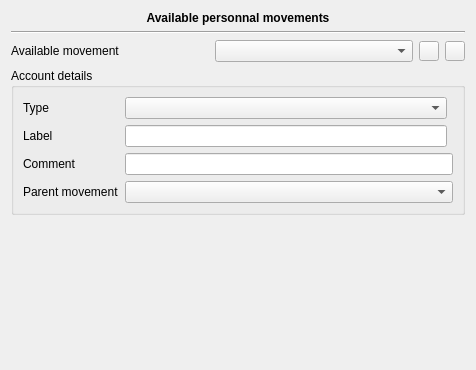
Before: the Qt Designer form plugins/accountplugin/preferences/availablemovementpage.ui in FreeHealth/freehealth, drawn with Qt 5.
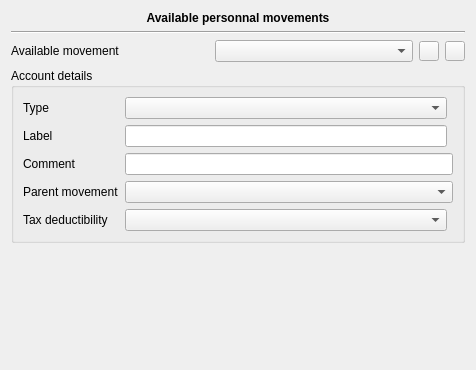
After: the same form once the commit is applied.

Commit message: freeaccount : movements tax deductibility

The edit to the form file:
```diff
--- a/plugins/accountplugin/preferences/availablemovementpage.ui
+++ b/plugins/accountplugin/preferences/availablemovementpage.ui
@@ -138,6 +138,16 @@
         </property>
        </widget>
       </item>
+      <item row="9" column="0">
+       <widget class="QLabel" name="deductibilityLabel">
+        <property name="text">
+         <string>Tax deductibility</string>
+        </property>
+       </widget>
+      </item>
+      <item row="9" column="2">
+       <widget class="QComboBox" name="taxDeductibilityComboBox"/>
+      </item>
      </layout>
     </widget>
    </item>
```
The commit also changes 1 other file.
